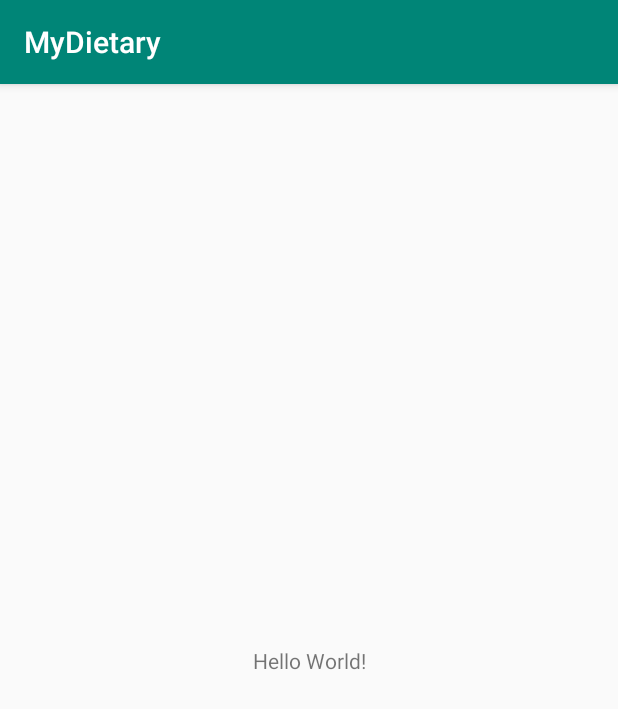
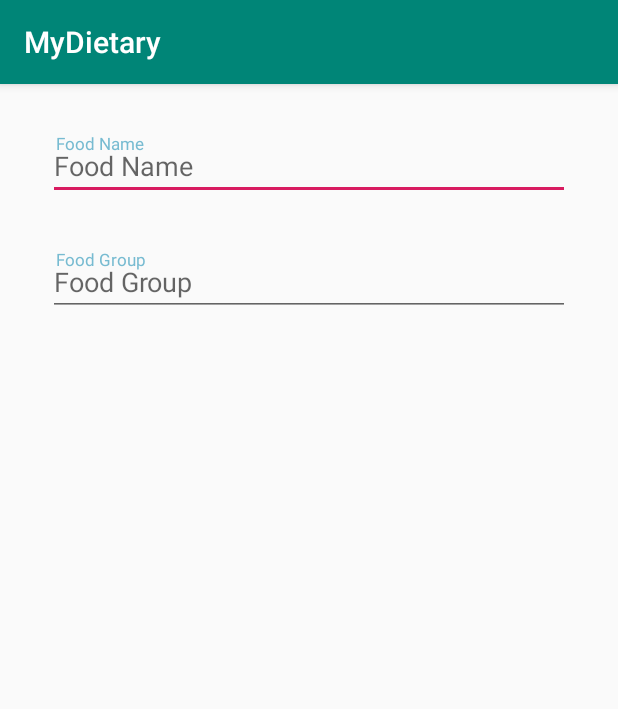
Before and after one commit to eladnaz/mobile-tech, an Android app: the screen it shows after launch (MainActivity), on a phone screen of 412 x 824 dp. Shown: the top 709 px of the screen. Run offline under Robolectric (Android 15) with nearby library versions, the phone set to English and light mode, and no system bars.

Commit message:
Basic Adding And Styling

```diff
--- a/app/build.gradle
+++ b/app/build.gradle
@@ -26,4 +26,6 @@ dependencies {
     testImplementation 'junit:junit:4.12'
     androidTestImplementation 'androidx.test:runner:1.2.0'
     androidTestImplementation 'androidx.test.espresso:espresso-core:3.2.0'
+    implementation 'androidx.cardview:cardview:1.0.0'
+    implementation 'androidx.recyclerview:recyclerview:1.0.0'
 }
--- a/app/src/main/java/com/lab/mydietary/MainActivity.java
+++ b/app/src/main/java/com/lab/mydietary/MainActivity.java
@@ -1,14 +1,48 @@
 package com.lab.mydietary;
 
 import androidx.appcompat.app.AppCompatActivity;
+import androidx.recyclerview.widget.LinearLayoutManager;
+import androidx.recyclerview.widget.RecyclerView;
 
+import android.app.Dialog;
 import android.os.Bundle;
+import android.view.View;
+import android.widget.EditText;
 
 public class MainActivity extends AppCompatActivity {
+    private EditText food_group_edit;
+    private RecyclerView food_group_list;
+    private FoodGroupAdapter adapter;
+    private RecyclerView.LayoutManager layoutManager;
 
     @Override
     protected void onCreate(Bundle savedInstanceState) {
         super.onCreate(savedInstanceState);
         setContentView(R.layout.activity_main);
+        food_group_edit = findViewById(R.id.food_group_edit);
+        food_group_edit.setOnClickListener(new View.OnClickListener() {
+            @Override
+            public void onClick(View v) {
+                show_dialog();
+            }
+        });
+
+    }
+
+    private void show_dialog()
+    {
+        food_group_edit = findViewById(R.id.food_group_edit);
+        Dialog dialog = new Dialog(MainActivity.this);
+        dialog.setTitle("About Us");
+        dialog.setContentView(R.layout.dialog_food_group);
+        food_group_list =(RecyclerView)dialog.findViewById(R.id.food_group_list);
+        layoutManager = new LinearLayoutManager(this);
+        food_group_list.setLayoutManager(layoutManager);
+        food_group_list.setHasFixedSize(true);
+        String[] food_groups = {"Wholemeal and Grains","Nature's Vegetables","Muscle Building Proteins","Colorful Fruits","Delicious Fats"};
+        int[] images={R.drawable.grainsgroup,R.drawable.vegegroup,R.drawable.meatgroup,R.drawable.fruitgroup,R.drawable.fatsgroup};
+        adapter = new FoodGroupAdapter(food_groups,images,food_group_edit,dialog);
+        food_group_list.setAdapter(adapter);
+        dialog.show();
     }
 }
--- a/app/src/main/res/layout/activity_main.xml
+++ b/app/src/main/res/layout/activity_main.xml
@@ -6,13 +6,56 @@
     android:layout_height="match_parent"
     tools:context=".MainActivity">
 
+    <EditText
+        android:id="@+id/food_name_edit"
+        android:layout_width="0dp"
+        android:layout_height="wrap_content"
+        android:layout_marginStart="32dp"
+        android:layout_marginTop="32dp"
+        android:layout_marginEnd="32dp"
+        android:ems="10"
+        android:hint="@string/food_name"
+        android:inputType="textPersonName"
+        app:layout_constraintEnd_toEndOf="parent"
+        app:layout_constraintStart_toStartOf="parent"
+        app:layout_constraintTop_toTopOf="parent" />
+
+    <EditText
+        android:id="@+id/food_group_edit"
+        android:layout_width="0dp"
+        android:layout_height="wrap_content"
+        android:layout_marginStart="32dp"
+        android:layout_marginTop="32dp"
+        android:layout_marginEnd="32dp"
+        android:ems="10"
+        android:focusable="false"
+        android:hint="@string/food_group"
+        android:inputType="textPersonName"
+        app:layout_constraintEnd_toEndOf="parent"
+        app:layout_constraintStart_toStartOf="parent"
+        app:layout_constraintTop_toBottomOf="@+id/food_name_edit" />
+
     <TextView
+        android:id="@+id/food_name_label"
         android:layout_width="wrap_content"
         android:layout_height="wrap_content"
-        android:text="Hello World!"
-        app:layout_constraintBottom_toBottomOf="parent"
-        app:layout_constraintLeft_toLeftOf="parent"
-        app:layout_constraintRight_toRightOf="parent"
-        app:layout_constraintTop_toTopOf="parent" />
+        android:layout_marginStart="5dp"
+        android:text="@string/food_name"
+        android:textSize="5pt"
+        android:textColor="@color/themeLight"
+        app:layout_constraintStart_toStartOf="@+id/food_name_edit"
+        app:layout_constraintTop_toTopOf="@+id/food_name_edit" />
+
+    <TextView
+        android:id="@+id/food_group_label"
+        android:layout_width="wrap_content"
+        android:layout_height="wrap_content"
+        android:layout_marginStart="5dp"
+        android:text="@string/food_group"
+        android:textSize="5pt"
+        android:textColor="@color/themeLight"
+        app:layout_constraintStart_toStartOf="@+id/food_group_edit"
+        app:layout_constraintTop_toTopOf="@+id/food_group_edit" />
+
 
 </androidx.constraintlayout.widget.ConstraintLayout>
--- a/app/src/main/res/values/colors.xml
+++ b/app/src/main/res/values/colors.xml
@@ -3,4 +3,5 @@
     <color name="colorPrimary">#008577</color>
     <color name="colorPrimaryDark">#00574B</color>
     <color name="colorAccent">#D81B60</color>
+    <color name="themeLight">#77bbd1</color>
 </resources>
--- a/app/src/main/res/values/strings.xml
+++ b/app/src/main/res/values/strings.xml
@@ -1,3 +1,5 @@
 <resources>
     <string name="app_name">MyDietary</string>
+    <string name="food_name">Food Name</string>
+    <string name="food_group">Food Group</string>
 </resources>
```
Also changed, not shown: app/src/main/java/com/lab/mydietary/FoodGroupAdapter.java (added, +71 -0 lines), app/src/main/res/layout/dialog_food_group.xml (added, +14 -0 lines), app/src/main/res/layout/list_card.xml (added, +46 -0 lines), app/src/main/res/drawable/fatsgroup.jpg (added), app/src/main/res/drawable/fruitgroup.jpg (added), app/src/main/res/drawable/grainsgroup.jpg (added), app/src/main/res/drawable/meatgroup.jpg (added), app/src/main/res/drawable/vegegroup.jpg (added).
